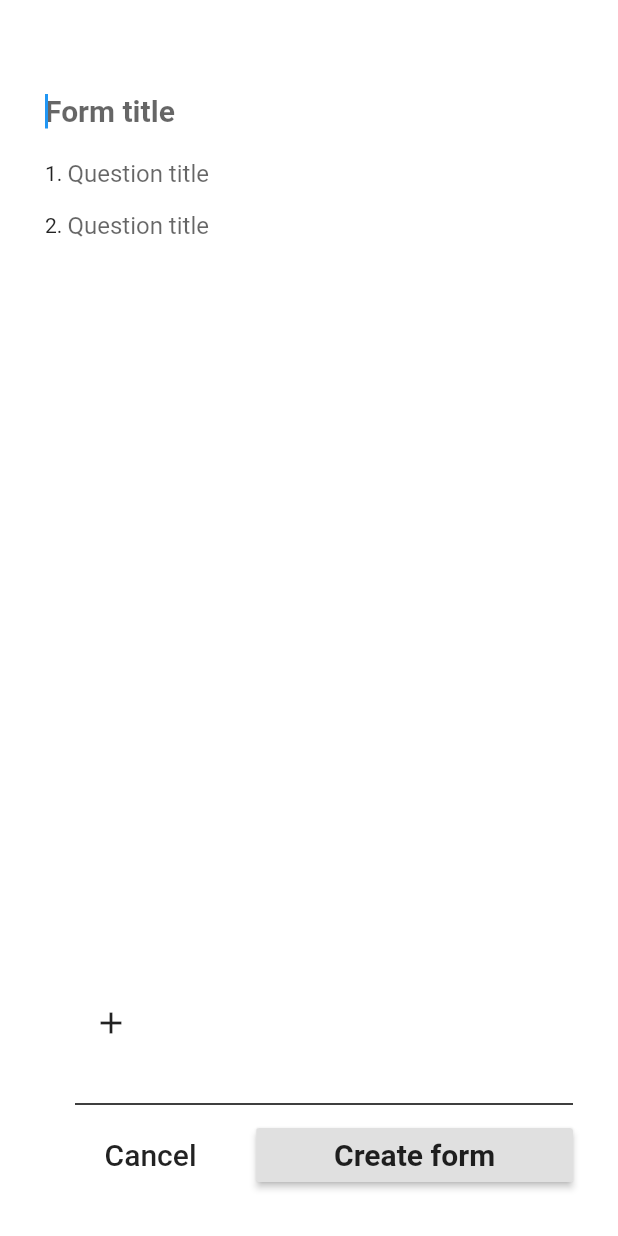
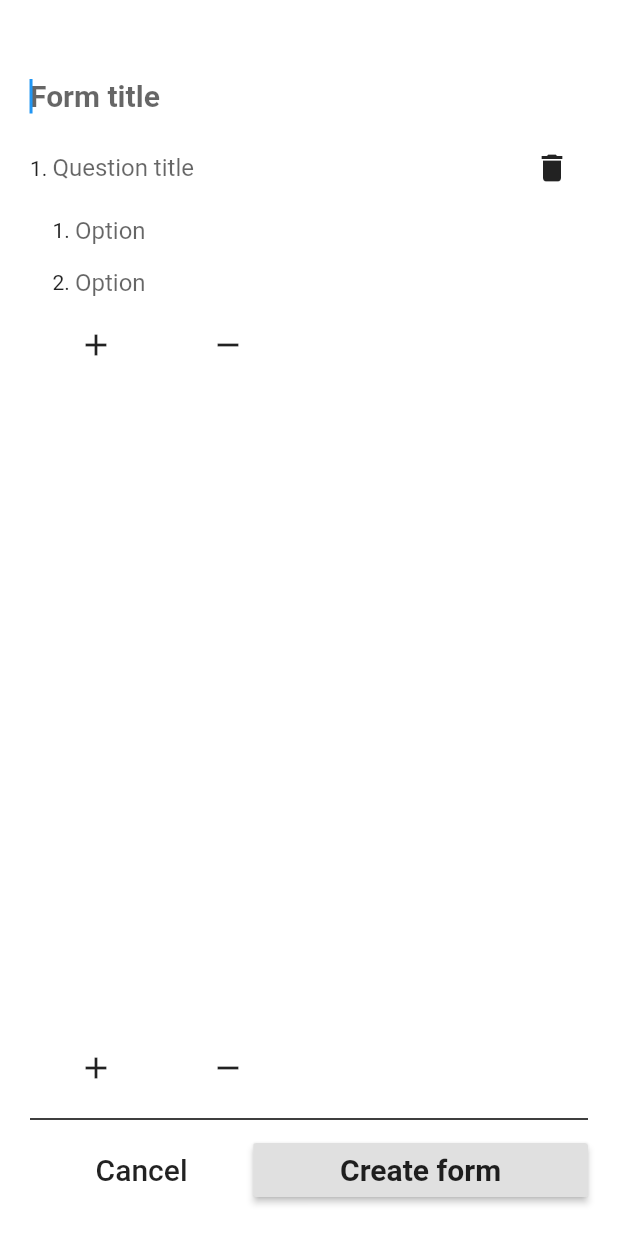
Before and after one commit to afarre/TFG, a Flutter app: the CreateForms screen opened directly, after a tap on the "add" icon, on a phone screen of 412 x 824 dp. Run offline on Flutter 3.47's test engine with Material 2 defaults, Android fonts, the phone set to English and light mode, and no system bars; missing offline and left inert: nearby_connections.

Commit message:
Afegides les opcions a les preguntes del questionari. Arreglar el borrar preguntes.

```diff
--- a/qr_games/lib/teacher/create_forms.dart
+++ b/qr_games/lib/teacher/create_forms.dart
@@ -8,17 +8,16 @@ class CreateForms extends StatefulWidget{
 
 class _CreateForms extends State<CreateForms>{
   //final myController = TextEditingController();
-  int _numQuestions = 1;
+  static int _numQuestions = 1;
+  List<Widget> _questions = new List.generate(_numQuestions, (int i) => new Question(_numQuestions, i));
 
   @override
   Widget build(BuildContext context) {
-    print("numQuestions first: $_numQuestions");
-    List<Widget> _questions = new List.generate(_numQuestions, (int i) => new Question(_numQuestions));
     return Scaffold(
-      resizeToAvoidBottomPadding: false,
+      resizeToAvoidBottomPadding: true,
       backgroundColor: Colors.white,
       body: Container(
-        padding: new EdgeInsets.all(30.0),
+        padding: new EdgeInsets.all(20.0),
         width: double.infinity,
         child: Column(
           crossAxisAlignment: CrossAxisAlignment.start,
@@ -26,11 +25,14 @@ class _CreateForms extends State<CreateForms>{
             SizedBox(height: 20),
             _displayTitle(),
             new Expanded(
+             // height: 300,
               child: new ListView(
                 children: _questions,
                 scrollDirection: Axis.vertical,
               ),
             ),
+            Row(
+              children: <Widget>[
                 new FlatButton(
                   onPressed: (){
                     setState(() {
@@ -39,12 +41,21 @@ class _CreateForms extends State<CreateForms>{
                   },
                   child: new Icon(Icons.add),
                 ),
-            SizedBox(height: 20),
+                new FlatButton(
+                  onPressed: (){
+                    setState(() {
+                      _numQuestions--;
+                    });
+                  },
+                  child: new Icon(Icons.remove),
+                ),
+              ],
+            ),
             const Divider(
               color: Colors.black,
               height: 20,
               thickness: 1,
-              indent: 20,
+              indent: 0,
               endIndent: 0,
             ),
             Row(
@@ -91,24 +102,36 @@ class _CreateForms extends State<CreateForms>{
 
 class Question extends StatefulWidget {
   int _numQuestions;
-  Question(int numQuestions){
-    print("numQuestions: $numQuestions");
+  int _myIndex;
+  Question(int numQuestions, int myIndex){
     this._numQuestions = numQuestions;
+    this._myIndex = myIndex;
   }
 
   @override
-  State<StatefulWidget> createState() => new _Question(_numQuestions);
+  State<StatefulWidget> createState() => new _Question(_numQuestions, _myIndex);
 }
 
 class _Question extends State<Question> {
+  int _numOptions = 1;
   int _numQuestions;
-  _Question(int numQuestions){
+  int _myIndex;
+  _Question(int numQuestions, int myIndex){
     this._numQuestions = numQuestions;
+    this._myIndex = myIndex;
   }
 
   @override
   Widget build(BuildContext context) {
-    return new TextFormField(
+    List<Widget> _options = new List.generate(_numOptions, (int i) => new Options(_numOptions));
+    return Container(
+      child: Column(
+        children: <Widget>[
+          Row(
+            children: <Widget>[
+              Flexible(
+                flex: 2,
+                child: new TextFormField(
                   maxLines: null,
                   decoration: InputDecoration(
                     border: InputBorder.none,
@@ -117,6 +140,81 @@ class _Question extends State<Question> {
                     prefixIcon:Text(_numQuestions.toString() + ". "),
                     prefixIconConstraints: BoxConstraints(minWidth: 0, minHeight: 0),
                   ),
+                ),
+              ),
+              new IconButton(
+                icon: new Icon(Icons.delete),
+                onPressed: () {
+                  setState(() {
+                    _CreateForms()._questions.removeAt(_myIndex);
+                  });
+                },
+              ),
+            ],
+          ),
+          new ListView(
+            physics: NeverScrollableScrollPhysics(),
+            children: _options,
+            scrollDirection: Axis.vertical,
+            shrinkWrap: true,
+          ),
+          Row(
+            children: <Widget>[
+              new FlatButton(
+                onPressed: (){
+                  setState(() {
+                    _numOptions++;
+                  });
+                },
+                child: new Icon(Icons.add),
+              ),
+              new FlatButton(
+                onPressed: (){
+                  setState(() {
+                    _numOptions--;
+                  });
+                },
+                child: new Icon(Icons.remove),
+              ),
+            ],
+          )
+        ],
+      ),
     );
   }
 }
+
+
+class Options extends StatefulWidget {
+  int _numOptions;
+
+  Options(int numOptions){
+    this._numOptions = numOptions;
+  }
+
+  @override
+  State<StatefulWidget> createState() => new _Options(_numOptions);
+}
+
+class _Options extends State<Options> {
+  int _numOptions;
+  _Options(int numOptions){
+    this._numOptions = numOptions;
+  }
+
+  @override
+  Widget build(BuildContext context) {
+    return Padding(padding: EdgeInsets.only(left: 15),
+      child: new TextFormField(
+        maxLines: null,
+        decoration: InputDecoration(
+        border: InputBorder.none,
+        hintText: 'Option',
+        isDense: true,
+        prefixIcon:Text(_numOptions.toString() + ". "),
+        prefixIconConstraints: BoxConstraints(minWidth: 0, minHeight: 0),
+        ),
+      ),
+    );
+  }
+}
--- a/qr_games/lib/teacher/endpoint_list.dart
+++ b/qr_games/lib/teacher/endpoint_list.dart
@@ -92,7 +92,7 @@ class EndpointListPublic extends State<EndpointList> with WidgetsBindingObserver
   }
 
   void showSnackbar(dynamic a) {
-    ScaffoldMessenger.of(context).showSnackBar(SnackBar(
+    Scaffold.of(context).showSnackBar(SnackBar(
       content: Text(a.toString()),
     ));
   }
```
Lines whose indentation alone changed are shown as unchanged.
